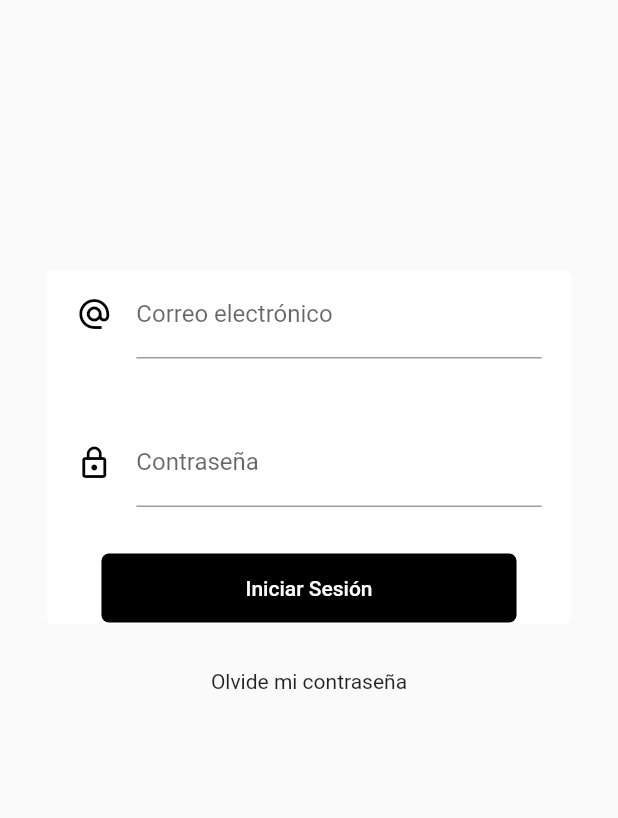
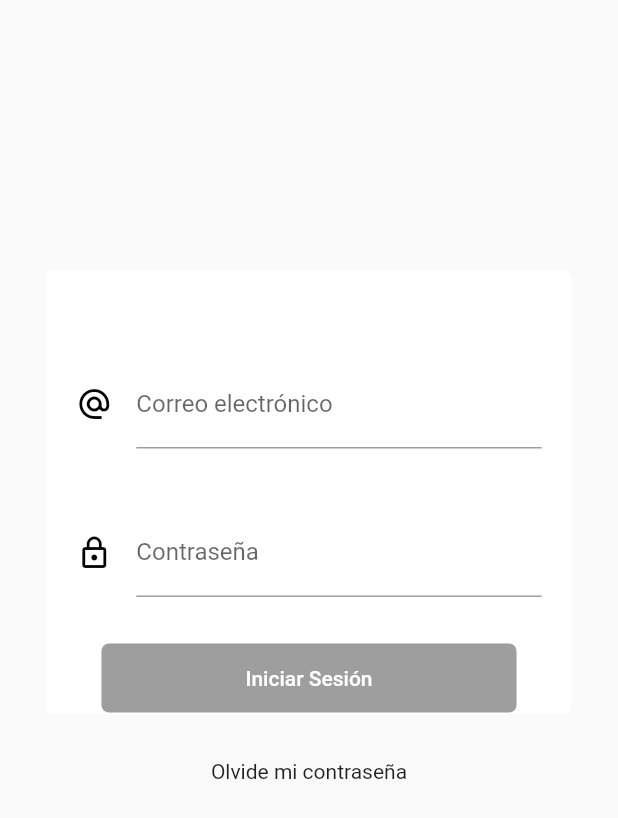
Before and after one commit to Martin444/altba, a Flutter app: the screen it shows after launch, on a phone screen of 412 x 824 dp. Shown: the top 818 px of the screen. Run offline on Flutter 3.47's test engine with Material 2 defaults, Android fonts, the phone set to English and light mode, and no system bars; our stand-ins replace rxdart.

Commit message:
Login Estatico listo

```diff
--- a/lib/main.dart
+++ b/lib/main.dart
@@ -1,5 +1,7 @@
+import 'package:flutter/material.dart';
 
-import 'package:flutter/material.dart';
+import 'package:altba/src/bloc/provider.dart';
+
 import 'package:altba/src/pages/login_page.dart';
 import 'package:altba/src/pages/home_page.dart';
 
@@ -8,15 +10,20 @@ void main() => runApp(MyApp());
 class MyApp extends StatelessWidget {
   @override
   Widget build(BuildContext context) {
-    return MaterialApp(
+
+    return Provider(
+      child: MaterialApp(
         debugShowCheckedModeBanner: false,
-      title: 'Hola',
+        title: 'Altba',
         initialRoute: 'login',
         routes: {
           'login' : ( BuildContext context ) => LoginPage(),
           'home' : ( BuildContext context ) => HomePage(),
         },
+        theme: ThemeData(
+          primaryColor: Colors.black
+        ),
+      ),
     );
   }
-
 }
--- a/lib/src/bloc/login_bloc.dart
+++ b/lib/src/bloc/login_bloc.dart
@@ -0,0 +1,34 @@
+import 'dart:async';
+import 'package:altba/src/bloc/validators.dart';
+import 'package:rxdart/rxdart.dart';
+
+class LoginBloc with Validators {
+
+
+  final _emailController    = BehaviorSubject<String>();
+  final _passwordController = BehaviorSubject<String>();
+
+  // Recuperar los datos del Stream
+  Stream<String> get emailStream    => _emailController.stream.transform( validarEmail );
+  Stream<String> get passwordStream => _passwordController.stream.transform( validarPassword );
+
+  Stream<bool> get formValidStream =>
+      Observable.combineLatest2(emailStream, passwordStream, (e, p) => true );
+
+
+
+  // Insertar valores al Stream
+  Function(String) get changeEmail    => _emailController.sink.add;
+  Function(String) get changePassword => _passwordController.sink.add;
+
+
+  // Obtener el último valor ingresado a los streams
+  String get email    => _emailController.value;
+  String get password => _passwordController.value;
+
+  dispose() {
+    _emailController?.close();
+    _passwordController?.close();
+  }
+
+}
--- /dev/null
+++ b/lib/src/bloc/provider.dart
@@ -0,0 +1,38 @@
+import 'package:flutter/material.dart';
+import 'package:altba/src/bloc/login_bloc.dart';
+export 'package:altba/src/bloc/login_bloc.dart';
+
+class Provider extends InheritedWidget {
+
+  static Provider _instancia;
+
+  factory Provider({ Key key, Widget child }) {
+
+    if ( _instancia == null ) {
+      _instancia = new Provider._internal(key: key, child: child );
+    }
+
+    return _instancia;
+
+  }
+
+  Provider._internal({ Key key, Widget child })
+    : super(key: key, child: child );
+
+  final loginBloc = LoginBloc();
+
+  //Provider({ Key key, Widget child })
+  //  : super(key: key, child: child );
+
+  @override
+  bool updateShouldNotify(InheritedWidget oldWidget) => true;
+
+
+
+  static LoginBloc of ( BuildContext context ) {
+    return ( context.inheritFromWidgetOfExactType(Provider) as Provider ).loginBloc;
+  }
+
+
+
+}
--- a/lib/src/pages/login_page.dart
+++ b/lib/src/pages/login_page.dart
@@ -1,4 +1,5 @@
 import 'package:flutter/material.dart';
+import 'package:altba/src/bloc/provider.dart';
 
 class LoginPage extends StatelessWidget {
   @override
@@ -14,6 +15,7 @@ class LoginPage extends StatelessWidget {
 
   Widget _loginForm(BuildContext context) {
 
+    final bloc = Provider.of(context);
     final size = MediaQuery.of(context).size;
 
     return SingleChildScrollView(
@@ -34,13 +36,13 @@ class LoginPage extends StatelessWidget {
             ),
             child: Column(
               children: <Widget>[
-                /*_logoLogin(),
-                //SizedBox( height: 60.0),*/
-                _crearEmail(),
+                /*_logoLogin(),*/
+                SizedBox( height: 60.0),
+                _crearEmail( bloc ),
                 SizedBox( height: 40.0),
-                _crearPassword(),
+                _crearPassword( bloc ),
                 SizedBox( height: 30.0),
-                _crearBoton(),
+                _crearBoton( bloc ),
               ],
             ),
           ),
@@ -51,17 +53,16 @@ class LoginPage extends StatelessWidget {
         ],
       ),
     );
-
   }
 
-  /*Widget _logoLogin() {
+   /*_logoLogin() {
 
     return Container(
       child: ListView(
         children: [
           Image.asset(
-            'lib/src/assets/images/altba-negro.png',
-            height: 20,
+            'assets/images/menu-img.jpg',
+            height: 200,
           ),
         ],
       ),
@@ -69,7 +70,11 @@ class LoginPage extends StatelessWidget {
   }*/
 
 
-  Widget _crearEmail() {
+  Widget _crearEmail(LoginBloc bloc) {
+
+    return StreamBuilder(
+      stream: bloc.emailStream,
+      builder: (BuildContext context, AsyncSnapshot snapshot){
 
       return Container(
         padding: EdgeInsets.symmetric(horizontal: 20.0),
@@ -80,14 +85,21 @@ class LoginPage extends StatelessWidget {
             icon: Icon( Icons.alternate_email, color: Colors.black),
             hintText: 'usuario@correo.com',
             labelText: 'Correo electrónico',
+            counterText: snapshot.data,
+            errorText: snapshot.error
           ),
+          onChanged: bloc.changeEmail,
         ),
-
+      );
+      },
     );
   }
 
-  Widget _crearPassword() {
+  Widget _crearPassword(LoginBloc bloc) {
 
+    return StreamBuilder(
+      stream: bloc.passwordStream,
+      builder: (BuildContext context, AsyncSnapshot snapshot){
         return Container(
           padding: EdgeInsets.symmetric(horizontal: 20.0),
 
@@ -97,13 +109,21 @@ class LoginPage extends StatelessWidget {
               icon: Icon( Icons.lock_outline, color: Colors.black),
               hintText: '**********',
               labelText: 'Contraseña',
+              counterText: snapshot.data,
+              errorText: snapshot.error
             ),
+            onChanged: bloc.changePassword,
           ),
-
+        );
+      },
     );
   }
 
-  Widget _crearBoton() {
+  Widget _crearBoton( LoginBloc bloc ) {
+
+    return StreamBuilder(
+      stream: bloc.formValidStream,
+      builder: (BuildContext context, AsyncSnapshot snapshot){
 
         return RaisedButton(
           child: Container(
@@ -116,8 +136,20 @@ class LoginPage extends StatelessWidget {
           elevation: 0.0,
           color: Colors.black,
           textColor: Colors.white,
-      onPressed: (){},
+          onPressed: snapshot.hasData ? ()=> _login(bloc, context) : null
+        );
+      },
     );
   }
 
+  _login(LoginBloc bloc, BuildContext context){
+
+    print('================');
+    print('Email: ${ bloc.email }');
+    print('Password: ${ bloc.password }');
+    print('================');
+
+    Navigator.pushReplacementNamed(context, 'home');
   }
+
+}
```
Also changed, not shown: lib/src/bloc/validators.dart (added, +38 -0 lines), lib/src/pages/home_page.dart (+77 -1 lines), pubspec.yaml (+6 -3 lines), assets/images/altba-blanco.png (renamed from lib/src/assets/images/altba-blanco.png), assets/images/altba-negro.png (renamed from lib/src/assets/images/altba-negro.png), assets/images/menu-img.jpg (added), pubspec.lock, 1 other file. Lines whose indentation alone changed are shown as unchanged.
